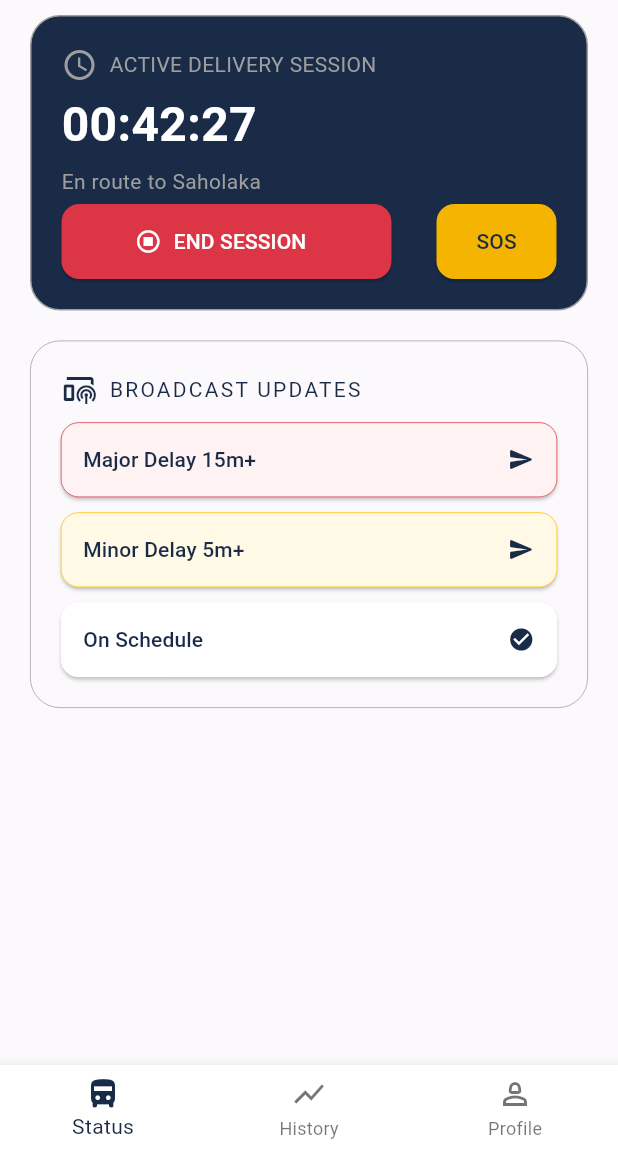
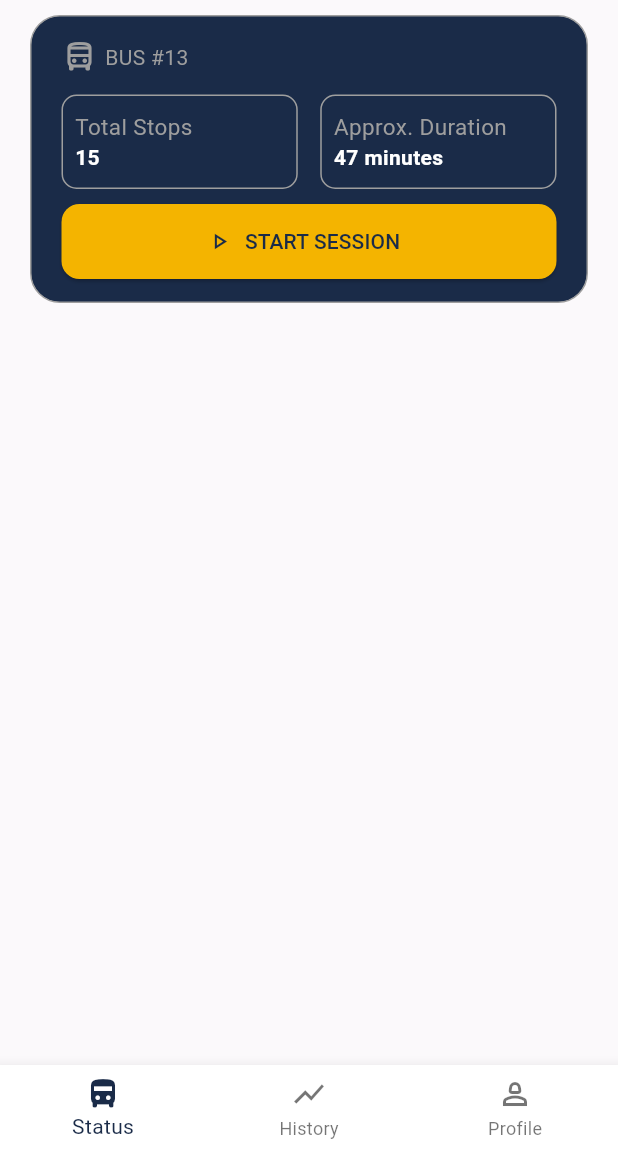
Before and after one commit to super-roomi/pasaty-flutter, a Flutter app: the DvMainShell screen opened directly, on a phone screen of 412 x 824 dp, the part 84-1236 px from its top. Run offline on Flutter 3.47's test engine with Material 3 defaults, Android fonts, the phone set to English and light mode, and no system bars.

Commit message:
built start session card, added prompts for start/stop buttons, removed SOS button.

```diff
--- a/lib/Pages/Driver Pages/dv_status_page.dart
+++ b/lib/Pages/Driver Pages/dv_status_page.dart
@@ -12,10 +12,10 @@ class StatusPage extends StatefulWidget {
 }
 
 class _StatusPageState extends State<StatusPage> {
-  bool _drivingIsStarted = true;
+  bool _drivingIsStarted = false;
 
   void _onDrivingStarted() {
-    setState(() => _drivingIsStarted = false);
+    setState(() => _drivingIsStarted = !_drivingIsStarted);
   }
 
   @override
@@ -23,7 +23,7 @@ class _StatusPageState extends State<StatusPage> {
     return AnimatedSwitcher(duration: Duration(milliseconds: 300),
       child: _drivingIsStarted
           ? ListView(key: ValueKey(true),children: [DvDeliveryWidgetActive(onStart: _onDrivingStarted), DvBroadcastStatus()],)
-          : ListView(key: ValueKey(false), children: [DvDeliveryWidgetPassive()],),
+          : ListView(key: ValueKey(false), children: [DvDeliveryWidgetPassive(onStart: _onDrivingStarted)],),
     );
   }
 }
--- /dev/null
+++ b/lib/Util/dv_timer_widget.dart
@@ -0,0 +1,4 @@
+import 'package:flutter/material.dart';
+import 'dart:async';
+
+// temporary, might remove this and add everything in the dvdeliverywidgetactive file
--- a/lib/Widgets/Driver Widgets/dv_delivery_widget_active.dart
+++ b/lib/Widgets/Driver Widgets/dv_delivery_widget_active.dart
@@ -2,8 +2,13 @@ import 'package:flutter/material.dart';
 import 'package:mockup/Colors/AppColors.dart';
 
 class DvDeliveryWidgetActive extends StatefulWidget {
+
+  //--------------------Manage state for showing passive vs active states-------
   final VoidCallback onStart; //changes state in parent dv_status_page
   const DvDeliveryWidgetActive({super.key, required this.onStart});
+  //----------------------------------------------------------------------------
+
+
 
   @override
   State<DvDeliveryWidgetActive> createState() => _DvDeliveryWidgetActiveState();
@@ -13,8 +18,8 @@ class _DvDeliveryWidgetActiveState extends State<DvDeliveryWidgetActive> {
   @override
   Widget build(BuildContext context) {
     return Container(
-      margin: EdgeInsets.only(left: 20, right: 20, top: 10, bottom: 10),
-      padding: EdgeInsets.all(20),
+      margin: EdgeInsets.symmetric(horizontal: 20, vertical: 10),
+      padding: EdgeInsets.symmetric(vertical: 15, horizontal: 20),
       decoration: BoxDecoration(
         border: Border.all(color: Colors.grey),
         borderRadius: BorderRadius.circular(20),
@@ -46,41 +51,38 @@ class _DvDeliveryWidgetActiveState extends State<DvDeliveryWidgetActive> {
             ),
           ),
 
-          Text(
-            "En route to Saholaka",
-            style: TextStyle(color: Colors.grey),
-          ),
-
-          Row(
-            mainAxisAlignment: MainAxisAlignment.spaceBetween,
-            children: [
-              ElevatedButton.icon(
-                onPressed: () => widget.onStart(),
-                style: ElevatedButton.styleFrom(
-                  minimumSize: Size(220, 50),
-                  backgroundColor: AppColors.dangerRed,
-                  shape: RoundedRectangleBorder(
-                    borderRadius: BorderRadius.circular(12),
+          ElevatedButton.icon(
+            onPressed: () => showDialog(
+              context: context,
+              builder: (context) => AlertDialog(
+                title: Text('Are your sure?'),
+                content: Text('Please confirm you want to end your session.'),
+                actions: [
+                  TextButton(
+                    onPressed: () => Navigator.pop(
+                      context,
+                    ), //cancels operation, nothing happens
+                    child: Text('Cancel'),
                   ),
-                ),
-                icon: Icon(Icons.stop_circle_outlined, color: Colors.white),
-                label: Text(
-                  "END SESSION",
-                  style: TextStyle(color: Colors.white),
-                ),
+                  TextButton(
+                    onPressed: () {
+                      Navigator.pop(context);
+                      widget.onStart();
+                    }, //Closes the page, updates onStart
+                    child: Text('OK'),
+                  ),
+                ],
               ),
-
-              ElevatedButton(
-                onPressed: () => {},
-                style: ElevatedButton.styleFrom(
-                  minimumSize: Size(80, 50),
-                  shape: RoundedRectangleBorder(
-                    borderRadius: BorderRadiusGeometry.circular(12),
-                  ),
-                ),
-                child: Text("SOS"),
+            ),
+            style: ElevatedButton.styleFrom(
+              minimumSize: Size(double.infinity, 50),
+              backgroundColor: AppColors.dangerRed,
+              shape: RoundedRectangleBorder(
+                borderRadius: BorderRadius.circular(12),
               ),
-            ],
+            ),
+            icon: Icon(Icons.stop_circle_outlined, color: Colors.white),
+            label: Text("END SESSION", style: TextStyle(color: Colors.white)),
           ),
         ],
       ),
--- a/lib/Widgets/Driver Widgets/dv_delivery_widget_passive.dart
+++ b/lib/Widgets/Driver Widgets/dv_delivery_widget_passive.dart
@@ -2,14 +2,21 @@ import 'package:flutter/material.dart';
 
 import '../../Colors/AppColors.dart';
 
-class DvDeliveryWidgetPassive extends StatelessWidget {
-  const DvDeliveryWidgetPassive({super.key});
+class DvDeliveryWidgetPassive extends StatefulWidget {
+  final VoidCallback onStart;
+  DvDeliveryWidgetPassive({super.key, required this.onStart});
 
+  @override
+  State<DvDeliveryWidgetPassive> createState() =>
+      _DvDeliveryWidgetPassiveState();
+}
+
+class _DvDeliveryWidgetPassiveState extends State<DvDeliveryWidgetPassive> {
   @override
   Widget build(BuildContext context) {
     return Container(
-      margin: EdgeInsets.only(left: 20, right: 20, top: 10, bottom: 10),
-      padding: EdgeInsets.all(20),
+      margin: EdgeInsets.symmetric(horizontal: 20, vertical: 10),
+      padding: EdgeInsets.symmetric(vertical: 15, horizontal: 20),
       decoration: BoxDecoration(
         border: Border.all(color: Colors.grey),
         borderRadius: BorderRadius.circular(20),
@@ -17,65 +24,114 @@ class DvDeliveryWidgetPassive extends StatelessWidget {
       ),
       child: Column(
         spacing: 5,
-        crossAxisAlignment: CrossAxisAlignment.start,
         children: [
           Row(
             mainAxisAlignment: MainAxisAlignment.start,
             children: [
-              Icon(Icons.access_time_outlined, color: Colors.grey),
+              Icon(Icons.directions_bus_filled_outlined, color: Colors.grey),
               Padding(
-                padding: const EdgeInsets.only(left: 8.0),
-                child: Text(
-                  "ACTIVE DELIVERY SESSION",
-                  style: TextStyle(color: Colors.grey),
-                ),
+                padding: const EdgeInsets.only(left: 5.0),
+                child: Text("BUS #13", style: TextStyle(color: Colors.grey)),
               ),
             ],
           ),
-          Text(
-            "00:42:27",
-            style: TextStyle(
-              fontSize: 32,
-              fontWeight: FontWeight.bold,
-              color: Colors.white,
+          Padding(
+            padding: const EdgeInsets.only(top: 8.0),
+            child: Row(
+              spacing: 15,
+              mainAxisAlignment: MainAxisAlignment.spaceBetween,
+              children: [
+                Expanded(
+                  child: Container(
+                    padding: EdgeInsets.symmetric(vertical: 10),
+                    decoration: BoxDecoration(
+                        border: Border.all(
+                            color: Colors.grey
+                        ),
+                        borderRadius: BorderRadius.circular(10)
+                    ),
+
+                    //alignment: Alignment.center,
+                    child: Padding(
+                      padding: const EdgeInsets.only(left:8.0),
+                      child: Column(
+                        crossAxisAlignment: CrossAxisAlignment.start,
+                        children: [
+                          Text(
+                            "Total Stops",
+                            style: TextStyle(color: Colors.grey, fontSize: 15),
+                          ),
+                          Text("15", style: TextStyle(color: Colors.white, fontWeight: FontWeight.bold),)
+                        ],
+                      ),
+                    ),
+                  ),
+                ),
+                Expanded(
+                  child: Container(
+                    padding: EdgeInsets.symmetric(vertical: 10),
+                    decoration: BoxDecoration(
+                      border: Border.all(
+                        color: Colors.grey
+                      ),
+                        borderRadius: BorderRadius.circular(10)
+                    ),
+
+                    //alignment: Alignment.center,
+                    child: Padding(
+                      padding: const EdgeInsets.only(left:8.0),
+                      child: Column(
+                        crossAxisAlignment: CrossAxisAlignment.start,
+                        children: [
+                          Text(
+                            "Approx. Duration",
+                            style: TextStyle(color: Colors.grey, fontSize: 15),
+                          ),
+                          Text("47 minutes", style: TextStyle(color: Colors.white, fontWeight: FontWeight.bold),)
+                        ],
+                      ),
+                    ),
+                  ),
+                ),
+              ],
             ),
           ),
-
-          Text(
-            "En route to Saholaka",
-            style: TextStyle(color: Colors.grey),
-          ),
-
-          Row(
-            mainAxisAlignment: MainAxisAlignment.spaceBetween,
-            children: [
-              ElevatedButton.icon(
-                onPressed: () => {},
-                style: ElevatedButton.styleFrom(
-                  minimumSize: Size(220, 50),
-                  backgroundColor: AppColors.dangerRed,
-                  shape: RoundedRectangleBorder(
-                    borderRadius: BorderRadius.circular(12),
+          Padding(
+            padding: const EdgeInsets.only(top:5.0),
+            child: ElevatedButton.icon(
+              onPressed: () => showDialog(
+                context: context,
+                builder: (context) => AlertDialog(
+                  title: Text('Ready to Go?'),
+                  content: Text(
+                    "Please confirm that all present students are on board.",
                   ),
-                ),
-                icon: Icon(Icons.stop_circle_outlined, color: Colors.white),
-                label: Text(
-                  "END SESSION",
-                  style: TextStyle(color: Colors.white),
+                  actions: [
+                    TextButton(
+                      onPressed: () => Navigator.pop(
+                        context,
+                      ), //cancels operation, nothing happens
+                      child: Text('Cancel'),
+                    ),
+                    TextButton(
+                      onPressed: () {
+                        Navigator.pop(context);
+                        widget.onStart();
+                      }, //Closes the page, updates onStart
+                      child: Text('OK'),
+                    ),
+                  ],
                 ),
               ),
-
-              ElevatedButton(
-                onPressed: () => {},
-                style: ElevatedButton.styleFrom(
-                  minimumSize: Size(80, 50),
-                  shape: RoundedRectangleBorder(
-                    borderRadius: BorderRadiusGeometry.circular(12),
-                  ),
+              style: ElevatedButton.styleFrom(
+                minimumSize: Size(double.infinity, 50),
+                shape: RoundedRectangleBorder(
+                  borderRadius: BorderRadius.circular(12),
                 ),
-                child: Text("SOS"),
               ),
-            ],
+              icon: Icon(Icons.play_arrow_outlined),
+              label: Text("START SESSION"),
+            ),
           ),
         ],
       ),
```
